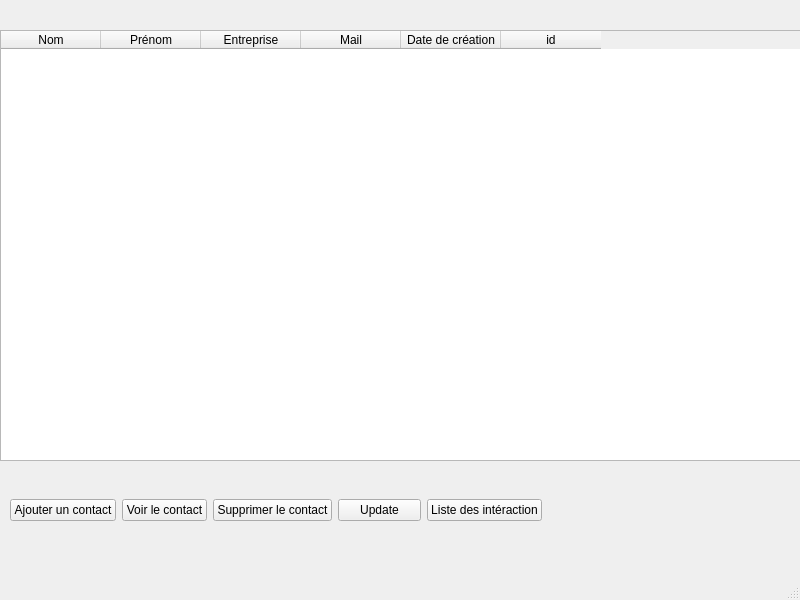
Old version of the form listcontact.ui in the repository Noa-Barbosa/Projet_CDAA.
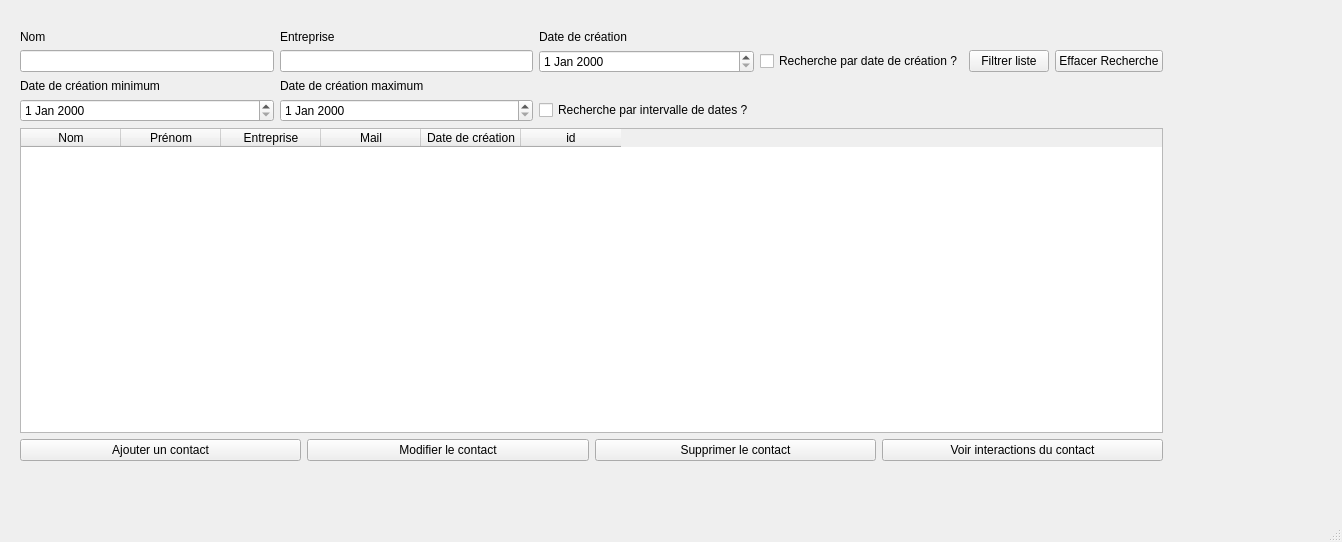
New version of the form.

What changed in the file:
```diff
--- a/listcontact.ui
+++ b/listcontact.ui
@@ -6,8 +6,8 @@
    <rect>
     <x>0</x>
     <y>0</y>
-    <width>800</width>
-    <height>600</height>
+    <width>1342</width>
+    <height>542</height>
    </rect>
   </property>
   <property name="windowTitle">
@@ -17,14 +17,14 @@
    <widget class="QWidget" name="gridLayoutWidget">
     <property name="geometry">
      <rect>
-      <x>0</x>
+      <x>20</x>
       <y>30</y>
-      <width>801</width>
+      <width>1143</width>
       <height>431</height>
      </rect>
     </property>
     <layout class="QGridLayout" name="gridLayout">
-     <item row="0" column="0">
+     <item row="2" column="0">
       <widget class="QTableWidget" name="DataListContact">
        <property name="editTriggers">
         <set>QAbstractItemView::NoEditTriggers</set>
@@ -67,17 +67,7 @@
        </column>
       </widget>
      </item>
-    </layout>
-   </widget>
-   <widget class="QWidget" name="horizontalLayoutWidget">
-    <property name="geometry">
-     <rect>
-      <x>10</x>
-      <y>470</y>
-      <width>532</width>
-      <height>80</height>
-     </rect>
-    </property>
+     <item row="3" column="0">
     <layout class="QHBoxLayout" name="horizontalLayout">
      <item>
       <widget class="QPushButton" name="addContact">
@@ -89,7 +79,7 @@
      <item>
       <widget class="QPushButton" name="seeContact">
        <property name="text">
-        <string>Voir le contact</string>
+          <string>Modifier le contact</string>
        </property>
       </widget>
      </item>
@@ -100,19 +90,100 @@
        </property>
       </widget>
      </item>
-     <item>
-      <widget class="QPushButton" name="Update">
-       <property name="text">
-        <string>Update</string>
-       </property>
-      </widget>
-     </item>
      <item>
       <widget class="QPushButton" name="interactionsContact">
        <property name="text">
-        <string>Liste des intéraction</string>
-       </property>
-      </widget>
+          <string>Voir interactions du contact</string>
+         </property>
+        </widget>
+       </item>
+      </layout>
+     </item>
+     <item row="0" column="0">
+      <layout class="QGridLayout" name="layoutFiltre">
+       <item row="2" column="0">
+        <widget class="QLabel" name="label_4">
+         <property name="text">
+          <string>Date de création minimum</string>
+         </property>
+        </widget>
+       </item>
+       <item row="1" column="1">
+        <widget class="QLineEdit" name="filtreEntrepriseEdit"/>
+       </item>
+       <item row="0" column="0">
+        <widget class="QLabel" name="label">
+         <property name="text">
+          <string>Nom</string>
+         </property>
+        </widget>
+       </item>
+       <item row="3" column="1">
+        <widget class="QDateEdit" name="dateCreaMaxEdit"/>
+       </item>
+       <item row="1" column="5">
+        <widget class="QPushButton" name="effacerFiltrePb">
+         <property name="text">
+          <string>Effacer Recherche</string>
+         </property>
+        </widget>
+       </item>
+       <item row="1" column="4">
+        <widget class="QPushButton" name="fitrerPb">
+         <property name="text">
+          <string>Filtrer liste</string>
+         </property>
+        </widget>
+       </item>
+       <item row="1" column="0">
+        <widget class="QLineEdit" name="filtreNomEdit"/>
+       </item>
+       <item row="1" column="2">
+        <widget class="QDateEdit" name="filtreDateCrea">
+         <property name="locale">
+          <locale language="English" country="UnitedStates"/>
+         </property>
+        </widget>
+       </item>
+       <item row="0" column="2">
+        <widget class="QLabel" name="label_3">
+         <property name="text">
+          <string>Date de création</string>
+         </property>
+        </widget>
+       </item>
+       <item row="0" column="1">
+        <widget class="QLabel" name="label_2">
+         <property name="text">
+          <string>Entreprise</string>
+         </property>
+        </widget>
+       </item>
+       <item row="3" column="0">
+        <widget class="QDateEdit" name="dateCreaMinEdit"/>
+       </item>
+       <item row="2" column="1">
+        <widget class="QLabel" name="label_5">
+         <property name="text">
+          <string>Date de création maximum</string>
+         </property>
+        </widget>
+       </item>
+       <item row="1" column="3">
+        <widget class="QCheckBox" name="dateCreaCheckbox">
+         <property name="text">
+          <string>Recherche par date de création ?</string>
+         </property>
+        </widget>
+       </item>
+       <item row="3" column="2">
+        <widget class="QCheckBox" name="dateIntervalleCheckbox">
+         <property name="text">
+          <string>Recherche par intervalle de dates ?</string>
+         </property>
+        </widget>
+       </item>
+      </layout>
      </item>
     </layout>
    </widget>
```
Left out of the diff: 4 changed lines with no effect on the pictures. Lines whose indentation alone changed are shown as unchanged.
